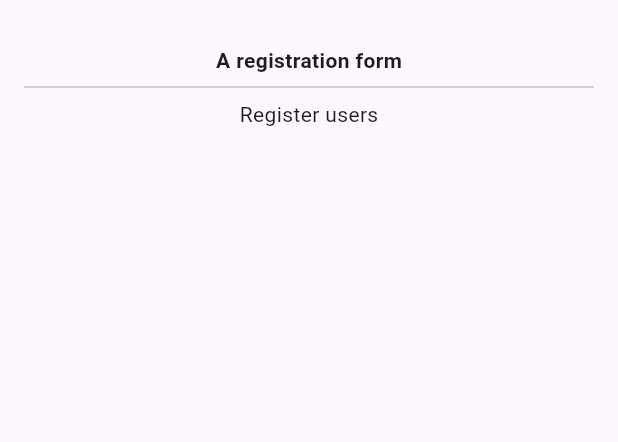
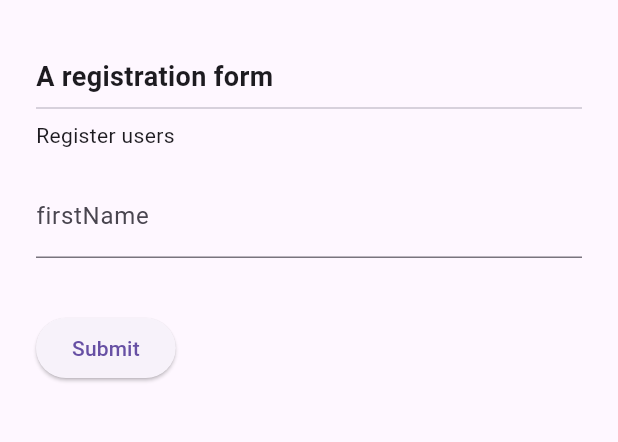
Before and after one commit to reliance-engineer/dart_json_schema_form, a Flutter app: the VerySimpleFormExample screen opened by its route, on a phone screen of 412 x 824 dp, the part 63-505 px from its top. Run offline on Flutter 3.47's test engine with Material 3 defaults, Android fonts, the phone set to English and light mode, and no system bars; drawn by our look-alikes of reactive_forms.

Commit message:
Merge pull request #3
* added form rendering for simple fields

* added form render test to simple example

```diff
--- a/example/pubspec.yaml
+++ b/example/pubspec.yaml
@@ -36,6 +36,7 @@ dependencies:
   cupertino_icons: ^1.0.8
   dart_json_schema_form:
     path: ../
+  reactive_forms: ^18.1.1
 
 
 dev_dependencies:
--- a/lib/src/djsf_form.dart
+++ b/lib/src/djsf_form.dart
@@ -1,4 +1,5 @@
 import 'package:dart_json_schema_form/src/parsers/schema_parser.dart';
+import 'package:dart_json_schema_form/src/renderers/form_renderer.dart';
 import 'package:flutter/material.dart';
 import 'package:reactive_forms/reactive_forms.dart';
 
@@ -17,34 +18,46 @@ class DjsfForm extends StatelessWidget {
     this.onChanged,
   });
 
-  /// JSON Schema following RJSF specification.
   final JsonMap schema;
-
-  /// Optional UI Schema (RJSF).
   final JsonMap? uiSchema;
-
-  /// Optional initial form values.
   final JsonMap? initialData;
-
-  /// Optional callback to notify when form data changes.
   final ValueChanged<JsonMap>? onChanged;
 
   @override
   Widget build(BuildContext context) {
     final String title = schema['title'] ?? 'DJSF Form Placeholder';
     final String? description = schema['description'];
+
     return ReactiveFormBuilder(
       form: () => SchemaParser.buildFormGroup(schema),
       builder: (context, form, child) {
-        return Column(
+        return SingleChildScrollView(
+          padding: const EdgeInsets.all(8.0),
+          child: Column(
+            crossAxisAlignment: CrossAxisAlignment.start,
             children: [
               Text(
                 title,
-              style: TextStyle(fontWeight: FontWeight.bold),
+                style:
+                    const TextStyle(fontWeight: FontWeight.bold, fontSize: 18),
               ),
-            Divider(),
+              const Divider(),
               if (description != null) Text(description),
+              const SizedBox(height: 16),
+              FormRenderer(form: form, schema: schema),
+              const SizedBox(height: 24),
+              ElevatedButton(
+                onPressed: () {
+                  if (form.valid) {
+                    debugPrint('Form value: ${form.value}');
+                  } else {
+                    form.markAllAsTouched();
+                  }
+                },
+                child: const Text('Submit'),
+              ),
             ],
+          ),
         );
       },
     );
--- a/lib/src/parsers/schema_parser.dart
+++ b/lib/src/parsers/schema_parser.dart
@@ -4,25 +4,58 @@ import '../types/types.dart';
 /// Utility class that converts JSON Schema into a Reactive Forms FormGroup.
 class SchemaParser {
   /// Builds a FormGroup from the given JSON Schema.
-  /// - Each property in the schema becomes a FormControl.
-  /// - Initial value is always `null` for now.
+  /// - Each property in the schema becomes a typed FormControl based on `type`.
+  /// - Initial value is `null` for now.
   static FormGroup buildFormGroup(JsonMap schema) {
     final rawProps = schema['properties'];
 
-    // Ensure properties is a Map<String, dynamic>
+    // Ensure properties exist and are valid
     if (rawProps == null || rawProps is! Map || rawProps.isEmpty) {
       return FormGroup({});
     }
 
     final properties = Map<String, dynamic>.from(rawProps);
-
     final controls = <String, AbstractControl>{};
 
     for (final entry in properties.entries) {
-      final key = entry.key;
-      controls[key] = FormControl<dynamic>(value: null);
+      final name = entry.key;
+      final propSchema = _asMap(entry.value);
+
+      controls[name] = _buildTypedControl(propSchema);
     }
 
     return FormGroup(controls);
   }
+
+  /// Creates a typed FormControl based on the JSON Schema `type`.
+  static AbstractControl _buildTypedControl(JsonMap propSchema) {
+    final type = (propSchema['type'] as String?)?.toLowerCase();
+
+    switch (type) {
+      case 'string':
+        return FormControl<String>(value: null);
+      case 'integer':
+        return FormControl<int>(value: null);
+      case 'number':
+        // JSON Schema `number` → mapped to double
+        return FormControl<double>(value: null);
+      case 'boolean':
+        return FormControl<bool>(value: null);
+      case 'object':
+        // Placeholder: nested objects will be another FormGroup (empty for now)
+        return FormGroup({});
+      case 'array':
+        // Placeholder: arrays will be FormArray (empty for now)
+        return FormArray([]);
+      default:
+        // If no `type` is provided → fallback to string
+        return FormControl<String>(value: null);
+    }
+  }
+
+  /// Ensures value is always returned as a Map<String, dynamic>.
+  static JsonMap _asMap(dynamic v) {
+    if (v is Map) return Map<String, dynamic>.from(v);
+    return <String, dynamic>{};
+  }
 }
--- /dev/null
+++ b/lib/src/renderers/form_renderer.dart
@@ -0,0 +1,64 @@
+import 'package:flutter/material.dart';
+import 'package:reactive_forms/reactive_forms.dart';
+
+import '../types/types.dart';
+
+/// FormRenderer renders a list of form fields based on the schema and FormGroup.
+class FormRenderer extends StatelessWidget {
+  const FormRenderer({
+    super.key,
+    required this.form,
+    required this.schema,
+  });
+
+  final FormGroup form;
+  final JsonMap schema;
+
+  @override
+  Widget build(BuildContext context) {
+    final rawProps = schema['properties'];
+
+    // Ensure properties exist and are valid
+    if (rawProps == null || rawProps is! Map || rawProps.isEmpty) {
+      return SizedBox.shrink();
+    }
+
+    final properties = Map<String, dynamic>.from(rawProps);
+
+    return Column(
+      children: form.controls.entries.map((entry) {
+        final name = entry.key;
+        final control = entry.value;
+        final propSchema = properties[name] as JsonMap? ?? {};
+
+        return _buildField(name, control, propSchema);
+      }).toList(),
+    );
+  }
+
+  Widget _buildField(String name, AbstractControl control, JsonMap propSchema) {
+    final type = propSchema['type'] as String? ?? 'string';
+    final title = propSchema['title'] as String? ?? name;
+
+    switch (type) {
+      case 'integer':
+        return Padding(
+          padding: const EdgeInsets.only(bottom: 12.0),
+          child: ReactiveTextField<int>(
+            formControlName: name,
+            decoration: InputDecoration(labelText: title),
+            keyboardType: TextInputType.number,
+          ),
+        );
+      case 'string':
+      default:
+        return Padding(
+          padding: const EdgeInsets.only(bottom: 12.0),
+          child: ReactiveTextField<String>(
+            formControlName: name,
+            decoration: InputDecoration(labelText: title),
+          ),
+        );
+    }
+  }
+}
```
Also changed, not shown: example/pubspec.lock, 4 other files. Lines whose indentation alone changed are shown as unchanged.
